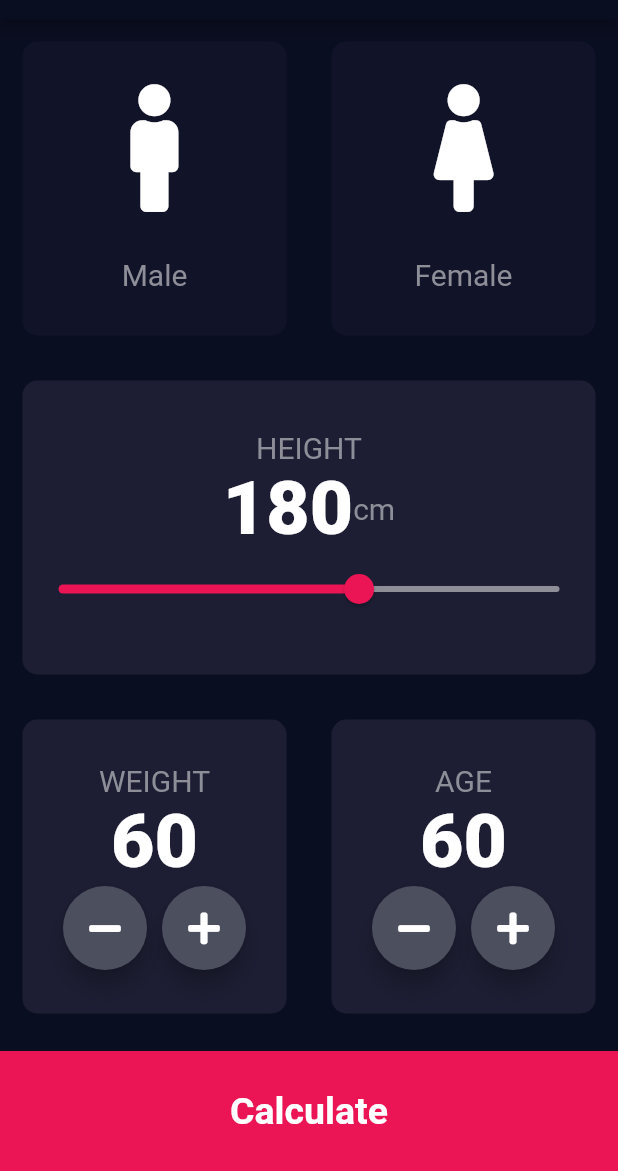
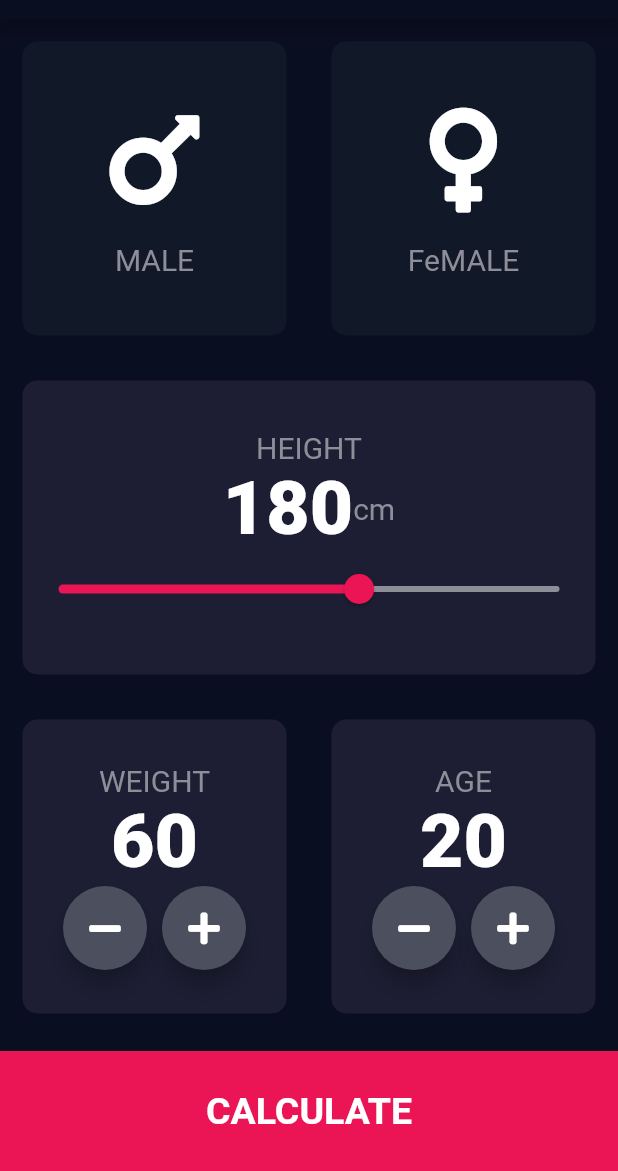
Before and after one commit to Usamaamjad56/bmi_calculator_app, a Flutter app: the screen it shows after launch, on a phone screen of 412 x 824 dp, the part 65-1236 px from its top. Run offline on Flutter 3.47's test engine with Material 2 defaults, Android fonts, the phone set to English and light mode, and no system bars; our stand-ins replace font_awesome_flutter.

Commit message:
flutter in hindi || last video of BMI calculator || lec # 70 || part 16

```diff
--- a/lib/ConstantFile.dart
+++ b/lib/ConstantFile.dart
@@ -1,15 +1,22 @@
 import 'package:flutter/material.dart';
 
 const activeColor = Color(0xFF1D1E33);
-const deActiveColor = Color(0xFF111328);
+const deActiveColor = Color(0xFF111828);
 
-const kLableStyle = TextStyle(fontSize: 20.0, color: Color(0xFF8D8E98));
-const kNumberStyle = TextStyle(
-  fontSize: 50.0,
-  fontWeight: FontWeight.w900,
-);
-
-const kLargeButtonStyle = TextStyle(
+const kLabelStyle = TextStyle(fontSize: 20.0, color: Color(0xff8d8e98));
+const kNumTextStyle = TextStyle(fontSize: 50.0, fontWeight: FontWeight.w900);
+const kLargeBtnStyle = TextStyle(
   fontSize: 25.0,
   fontWeight: FontWeight.bold,
 );
+
+const kTitleStyleOFResult =
+    TextStyle(fontSize: 50.0, fontWeight: FontWeight.w900);
+
+const kResultTXT = TextStyle(
+  fontSize: 20.0,
+  fontWeight: FontWeight.bold,
+  color: Colors.green,
+);
+const kBMIResultBody = TextStyle(fontSize: 60.0, fontWeight: FontWeight.bold);
+const kBMiResultTXT = TextStyle(fontSize: 15.0, fontWeight: FontWeight.bold);
--- a/lib/ContainerFile.dart
+++ b/lib/ContainerFile.dart
@@ -1,10 +1,9 @@
 import 'package:flutter/material.dart';
-//import 'package:bmi_calculator/Input_Page.dart';
 
 class RepeatContainerCode extends StatelessWidget {
   RepeatContainerCode({@required this.colors, this.cardWidget, this.onPressed});
+  final Widget cardWidget;
   final Color colors;
-  final Widget cardWidget;
   final Function onPressed;
   @override
   Widget build(BuildContext context) {
@@ -14,7 +13,7 @@ class RepeatContainerCode extends StatelessWidget {
         margin: EdgeInsets.all(15.0),
         child: cardWidget,
         decoration: BoxDecoration(
-          color: colors,
+          color: colors, //Color(0xff1d1e33),
           borderRadius: BorderRadius.circular(10.0),
         ),
       ),
--- a/lib/IconTextFile.dart
+++ b/lib/IconTextFile.dart
@@ -1,11 +1,10 @@
 import 'package:bmi_calculator_app/ConstantFile.dart';
 import 'package:flutter/material.dart';
 
-class RepeatTextAndIconWidget extends StatelessWidget {
-  RepeatTextAndIconWidget({@required this.iconData, this.label});
+class RepeatIconAndText extends StatelessWidget {
+  RepeatIconAndText({@required this.iconData, this.label});
   final IconData iconData;
   final String label;
-
   @override
   Widget build(BuildContext context) {
     return Column(
@@ -13,15 +12,15 @@ class RepeatTextAndIconWidget extends StatelessWidget {
       children: [
         Icon(
           iconData,
-          size: 85.0,
+          size: 80.0,
         ),
         SizedBox(
-          height: 30.0,
+          height: 15.0,
         ),
         Text(
           label,
-          style: kLableStyle,
-        )
+          style: kLabelStyle,
+        ),
       ],
     );
   }
--- a/lib/Input_Page.dart
+++ b/lib/Input_Page.dart
@@ -1,13 +1,11 @@
-//import 'dart:html';
-
+import 'package:bmi_calculator_app/BrainFile.dart';
 import 'package:bmi_calculator_app/ConstantFile.dart';
 import 'package:bmi_calculator_app/ContainerFile.dart';
 import 'package:bmi_calculator_app/IconTextFile.dart';
 import 'package:bmi_calculator_app/ResultFile.dart';
+import 'package:flutter/cupertino.dart';
 import 'package:flutter/material.dart';
 import 'package:font_awesome_flutter/font_awesome_flutter.dart';
-
-import 'ConstantFile.dart';
 
 enum Gender {
   male,
@@ -20,11 +18,10 @@ class InputPage extends StatefulWidget {
 }
 
 class _InputPageState extends State<InputPage> {
-  Gender selectGender;
+  Gender selectedGender;
   int sliderHeight = 180;
   int sliderWeight = 60;
-  int sliderAge = 60;
-
+  int sliderAge = 20;
   @override
   Widget build(BuildContext context) {
     return Scaffold(
@@ -41,14 +38,15 @@ class _InputPageState extends State<InputPage> {
                   child: RepeatContainerCode(
                     onPressed: () {
                       setState(() {
-                      selectGender = Gender.male;
+                        selectedGender = Gender.male;
                       });
                     },
-                  colors:
-                      selectGender == Gender.male ? activeColor : deActiveColor,
-                  cardWidget: RepeatTextAndIconWidget(
-                    iconData: FontAwesomeIcons.male,
-                    label: 'Male',
+                    colors: selectedGender == Gender.male
+                        ? activeColor
+                        : deActiveColor,
+                    cardWidget: RepeatIconAndText(
+                      iconData: FontAwesomeIcons.mars,
+                      label: 'MALE',
                     ),
                   ),
                 ),
@@ -56,79 +54,78 @@ class _InputPageState extends State<InputPage> {
                   child: RepeatContainerCode(
                     onPressed: () {
                       setState(() {
-                      selectGender = Gender.female;
+                        selectedGender = Gender.female;
                       });
                     },
-                  colors: selectGender == Gender.female
+                    colors: selectedGender == Gender.female
                         ? activeColor
                         : deActiveColor,
-                  cardWidget: RepeatTextAndIconWidget(
-                    iconData: FontAwesomeIcons.female,
-                    label: 'Female',
+                    cardWidget: RepeatIconAndText(
+                      iconData: FontAwesomeIcons.venus,
+                      label: 'FeMALE',
                     ),
                   ),
-              )
+                ),
               ],
-          )),
-          Expanded(
-              child: Row(
-            children: [
+            ),
+          ),
           Expanded(
             child: RepeatContainerCode(
-                colors: Color(0xFF1D1E33),
+              colors: Color(0xff1d1e33),
               cardWidget: Column(
                 mainAxisAlignment: MainAxisAlignment.center,
                 children: [
                   Text(
                     'HEIGHT',
-                      style: kLableStyle,
+                    style: kLabelStyle,
                   ),
                   Row(
                     mainAxisAlignment: MainAxisAlignment.center,
                     children: [
                       Text(
                         sliderHeight.toString(),
-                          style: kNumberStyle,
+                        style: kNumTextStyle,
                       ),
                       Text(
                         'cm',
-                          style: kLableStyle,
-                        ),
+                        style: kLabelStyle,
+                      )
                     ],
                   ),
                   Slider(
                     value: sliderHeight.toDouble(),
-                      min: 120,
-                      max: 220,
+                    min: 120.0,
+                    max: 220.0,
                     activeColor: Color(0xFFEB1555),
                     inactiveColor: Color(0xFF8D8E98),
                     onChanged: (double newValue) {
-                        setState(() {
+                      setState(
+                        () {
                           sliderHeight = newValue.round();
-                        });
                         },
-                    ),
+                      );
+                    },
+                  )
                 ],
               ),
-              )),
-            ],
-          )),
+            ),
+          ),
           Expanded(
             child: Row(
               children: [
                 Expanded(
                   child: RepeatContainerCode(
-                colors: Color(0xFF1D1E33),
+                    colors: Color(0xff1d1e33),
                     cardWidget: Column(
                       mainAxisAlignment: MainAxisAlignment.center,
                       children: [
                         Text(
                           'WEIGHT',
-                      style: kLableStyle,
+                          style: kLabelStyle,
                         ),
                         Text(
                           sliderWeight.toString(),
-                      style: kNumberStyle,
+                          style: kNumTextStyle,
                         ),
                         Row(
                           mainAxisAlignment: MainAxisAlignment.center,
@@ -156,20 +153,21 @@ class _InputPageState extends State<InputPage> {
                         ),
                       ],
                     ),
-              )),
+                  ),
+                ),
                 Expanded(
                   child: RepeatContainerCode(
-                colors: Color(0xFF1D1E33),
+                    colors: Color(0xff1d1e33),
                     cardWidget: Column(
                       mainAxisAlignment: MainAxisAlignment.center,
                       children: [
                         Text(
                           'AGE',
-                      style: kLableStyle,
+                          style: kLabelStyle,
                         ),
                         Text(
                           sliderAge.toString(),
-                      style: kNumberStyle,
+                          style: kNumTextStyle,
                         ),
                         Row(
                           mainAxisAlignment: MainAxisAlignment.center,
@@ -194,25 +192,35 @@ class _InputPageState extends State<InputPage> {
                               },
                             ),
                           ],
+                        )
+                      ],
+                    ),
+                  ),
                 ),
               ],
             ),
-              )),
-            ],
-          )),
+          ),
           GestureDetector(
             onTap: () {
-              Navigator.push(context,
-                  MaterialPageRoute(builder: (context) => ResultScreen()));
+              calculatorBrain cal =
+                  calculatorBrain(height: sliderHeight, weight: sliderWeight);
+              Navigator.push(
+                  context,
+                  MaterialPageRoute(
+                      builder: (context) => ResultScreen(
+                            bmiResult: cal.calculateBMI(),
+                            bmiText: cal.getResult(),
+                            bmiInterpret: cal.getInterpretation(),
+                          )));
             },
             child: Container(
               child: Center(
                 child: Text(
-                  'Calculate',
-                  style: kLargeButtonStyle,
+                  'CALCULATE',
+                  style: kLargeBtnStyle,
                 ),
               ),
-              color: Color(0xFFEB1555),
+              color: Color(0xffeb1555),
               margin: EdgeInsets.only(top: 10.0),
               width: double.infinity,
               height: 80.0,
@@ -225,9 +233,10 @@ class _InputPageState extends State<InputPage> {
 }
 
 class RoundIcon extends StatelessWidget {
-  RoundIcon({@required this.iconData, @required this.onPress});
+  RoundIcon({@required this.iconData, this.onPress});
   final IconData iconData;
   final Function onPress;
+
   @override
   Widget build(BuildContext context) {
     return RawMaterialButton(
--- a/lib/main.dart
+++ b/lib/main.dart
@@ -9,8 +9,8 @@ class BMICalculator extends StatelessWidget {
     return MaterialApp(
       home: InputPage(),
       theme: ThemeData.dark().copyWith(
-        primaryColor: Color(0xFF0A0E21),
-        scaffoldBackgroundColor: Color(0xFF0A0E21),
+        primaryColor: Color(0xAFF0A0E21),
+        scaffoldBackgroundColor: Color(0xAFF0A0E21),
       ),
     );
   }
```
Also changed, not shown: lib/BrainFile.dart (added, +32 -0 lines), lib/ResultFile.dart (+71 -1 lines). Lines whose indentation alone changed are shown as unchanged.
